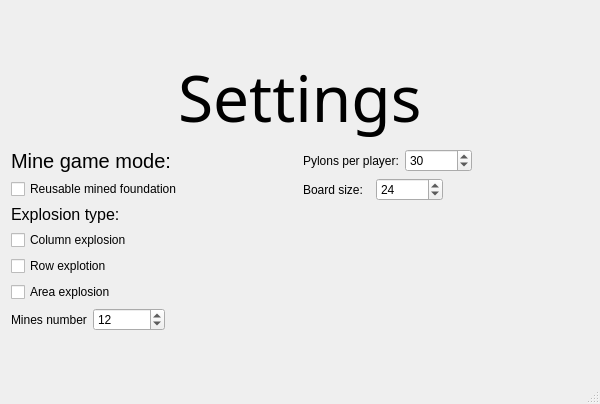
Offuru/Left-4-Code, file GUI/SettingsWindow.ui: the form before one commit.
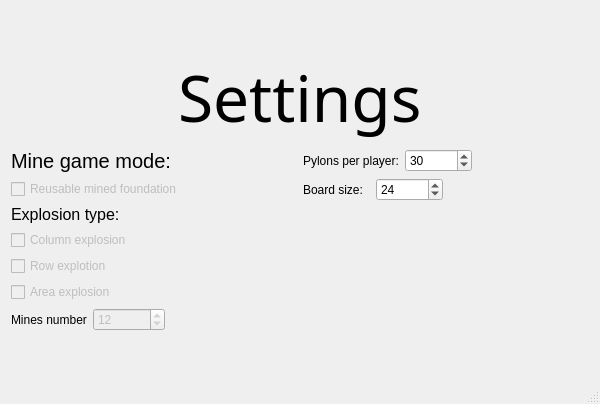
The form after the commit.

Commit message: Added function that enables the mine game mode controls of the settings window

```diff
--- a/GUI/SettingsWindow.ui
+++ b/GUI/SettingsWindow.ui
@@ -56,6 +56,9 @@
          <layout class="QVBoxLayout" name="verticalLayout">
           <item alignment="Qt::AlignLeft">
            <widget class="QCheckBox" name="columnExplotionCheckBox">
+            <property name="enabled">
+             <bool>false</bool>
+            </property>
             <property name="text">
              <string>Column explosion</string>
             </property>
@@ -63,6 +66,9 @@
           </item>
           <item>
            <widget class="QCheckBox" name="rowExplotionCheckBox">
+            <property name="enabled">
+             <bool>false</bool>
+            </property>
             <property name="text">
              <string>Row explotion</string>
             </property>
@@ -70,6 +76,9 @@
           </item>
           <item>
            <widget class="QCheckBox" name="areaExplotionCheckBox">
+            <property name="enabled">
+             <bool>false</bool>
+            </property>
             <property name="text">
              <string>Area explosion</string>
             </property>
@@ -108,7 +117,7 @@
             <item row="0" column="1">
              <widget class="QSpinBox" name="minesSpinBox">
               <property name="enabled">
-               <bool>true</bool>
+               <bool>false</bool>
               </property>
               <property name="maximum">
                <number>40</number>
@@ -124,6 +133,9 @@
         </item>
         <item row="1" column="0">
          <widget class="QCheckBox" name="reusableCheckBox">
+          <property name="enabled">
+           <bool>false</bool>
+          </property>
           <property name="text">
            <string>Reusable mined foundation</string>
           </property>
```
The commit also changes 4 other files.
